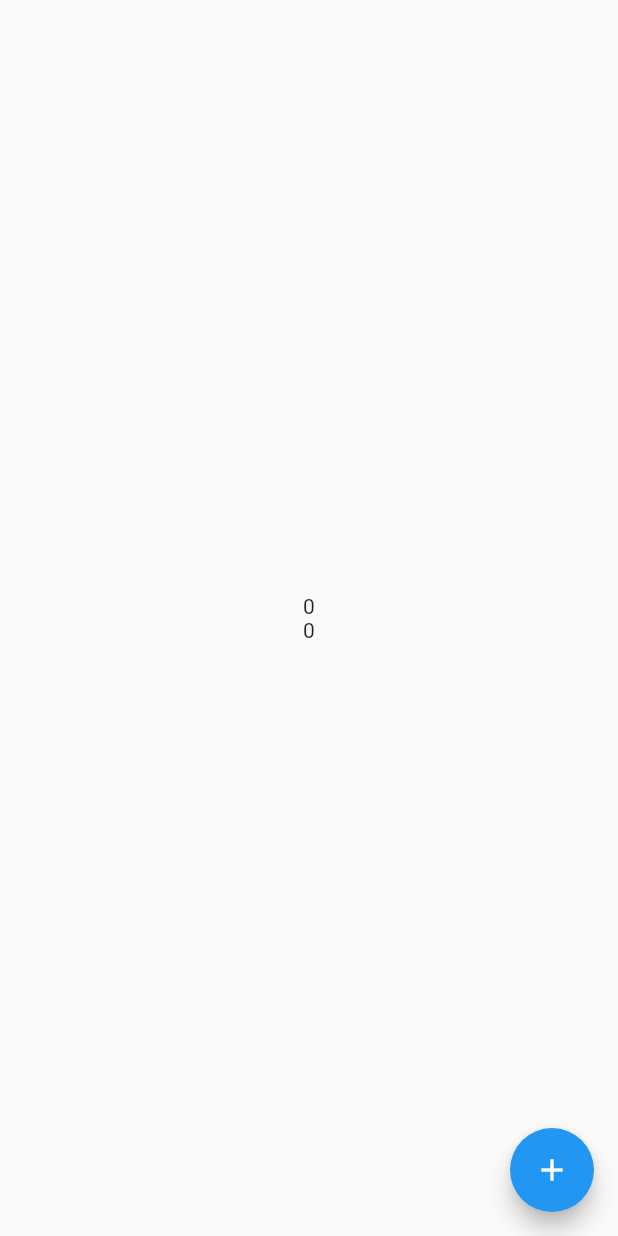
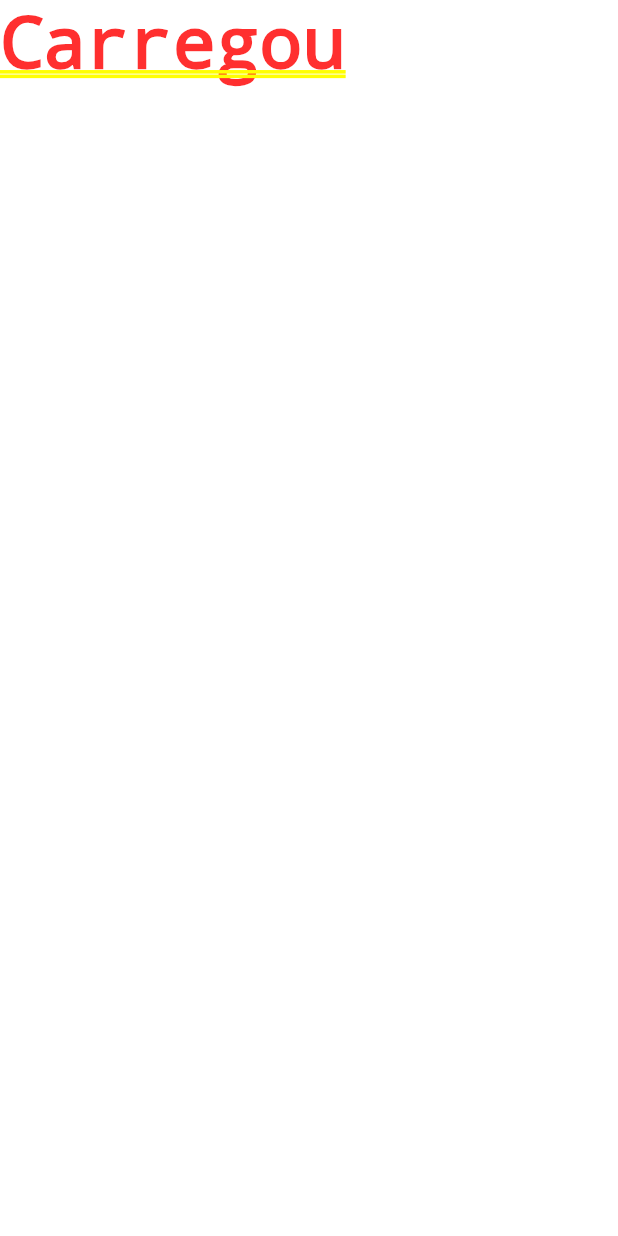
Before and after one commit to llFurtll/notifierx, a Flutter app: the screen it shows after launch, on a phone screen of 412 x 824 dp. Run offline on Flutter 3.47's test engine with Material 2 defaults, Android fonts, the phone set to English and light mode, and no system bars.

Commit message:
Criado alteração de estado

```diff
--- a/example/lib/main.dart
+++ b/example/lib/main.dart
@@ -1,93 +1,53 @@
-import 'dart:math';
-
 import 'package:flutter/material.dart';
 import 'package:notifierx/notifierx_listener.dart';
 import 'package:notifierx/notifierx_obs.dart';
 
 void main() {
-  runApp(MyApp());
+  runApp(const MaterialApp(
+    home: MyApp(),
+  ));
 }
 
 class MyApp extends StatelessWidget {
-  MyApp({super.key});
-
-  final countNotifier = CountNotifier();
-  final randomNotifier = RandomNotifier();
+  const MyApp({super.key});
 
   @override
   Widget build(BuildContext context) {
-    return MaterialApp(
-        title: 'Flutter Demo',
-        theme: ThemeData(
-          primarySwatch: Colors.blue,
-        ),
-        home: Scaffold(
-          body: Center(
-            child: Column(
-              mainAxisAlignment: MainAxisAlignment.center,
-              children: [
-                NotifierXObs<CountNotifier>(
-                  notifier: countNotifier,
-                  builder: (context, notifier) {
-                    return Text("${notifier.count}");
-                  },
-                ),
-                NotifierXObs<RandomNotifier>(
-                  notifier: randomNotifier,
-                  builder: (context, notifier) {
-                    return Text("${notifier.random}");
-                  },
-                )
-              ],
-            ),
-          ),
-          floatingActionButton: FloatingActionButton(
-            onPressed: () {
-              countNotifier.increment();
-              randomNotifier.generate();
-            },
-            child: const Icon(Icons.add),
-          ),
-        ));
+    return NotifierXObs(
+      notifier: MyAppNotifier(),
+      build: (context, notifier) {
+        return const Text("Carregou");
+      },
+      loading: (context, notifier) {
+        return const Text("Carregando...");
+      },
+      error: (context, notifier) {
+        return const Text("Deu erro...");
+      }
+    );
   }
 }
 
-class CountNotifier extends NotifierXListener {
-  int _count = 0;
-
-  void increment() {
-    _count++;
-    notifyListeners();
+class MyAppNotifier extends NotifierXListener {
+  @override
+  void onClose() {
+    return;
   }
 
-  get count => _count;
+  @override
+  void onDependencies() {
+    return;
+  }
 
   @override
-  void onClose() {}
+  void onInit() {
+    Future.value()
+      .then((_) => setLoading())
+      .then((_) => Future.delayed(const Duration(seconds: 5)))
+      .then((_) => setReady())
+      .then((_) => Future.delayed(const Duration(seconds: 5)))
+      .then((_) => setError());
 
-  @override
-  void onDependencies() {}
-
-  @override
-  void onInit() {}
+    return;
+  }
 }
-
-class RandomNotifier extends NotifierXListener {
-  int _random = 0;
-
-  void generate() {
-    _random = Random().nextInt(1000);
-    notifyListeners();
-  }
-
-  get random => _random;
-
-  @override
-  void onClose() {}
-
-  @override
-  void onDependencies() {}
-
-  @override
-  void onInit() {}
-}
--- a/lib/notifierx_listener.dart
+++ b/lib/notifierx_listener.dart
@@ -1,7 +1,27 @@
 import 'package:flutter/widgets.dart';
+import 'package:notifierx/notifierx_state.dart';
 
 abstract class NotifierXListener extends ChangeNotifier {
+  NotifierXState state;
+
+  NotifierXListener({this.state = NotifierXState.ready});
+
   void onInit();
   void onClose();
   void onDependencies();
+
+  setLoading() {
+    state = NotifierXState.loading;
+    notifyListeners();
+  }
+
+  setReady() {
+    state = NotifierXState.ready;
+    notifyListeners();
+  }
+
+  setError() {
+    state = NotifierXState.error;
+    notifyListeners();
+  }
 }
--- /dev/null
+++ b/lib/notifierx_state.dart
@@ -0,0 +1,5 @@
+enum NotifierXState {
+  loading,
+  error,
+  ready
+}
```
Also changed, not shown: lib/notifierx_obs.dart (+23 -3 lines).
